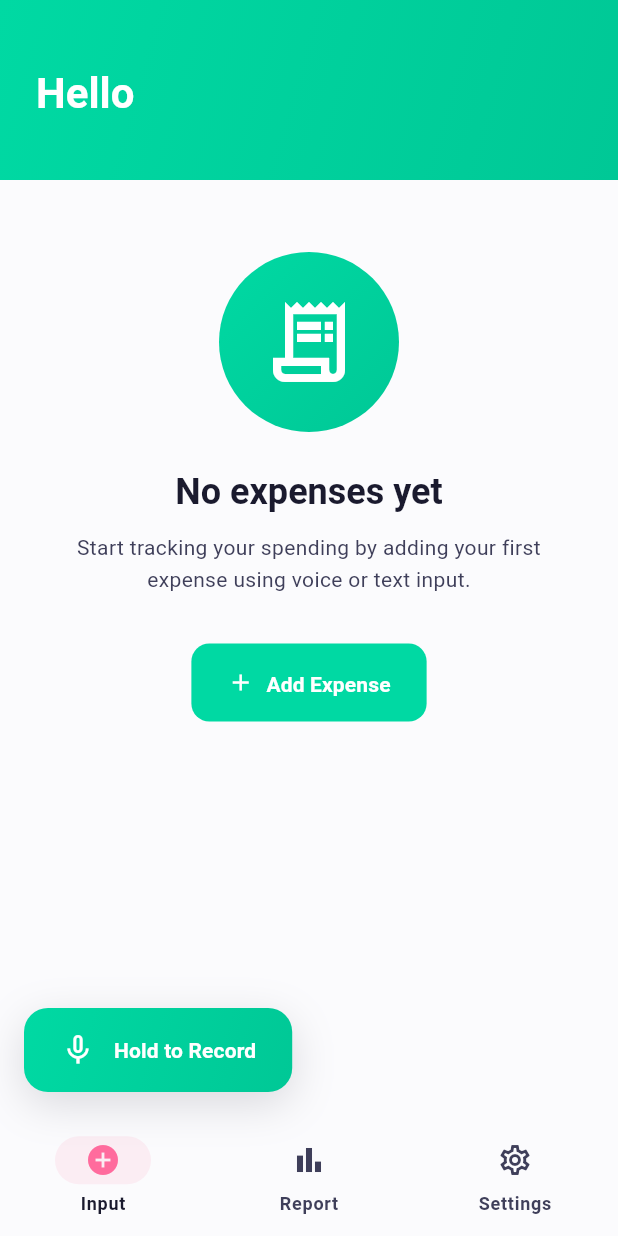
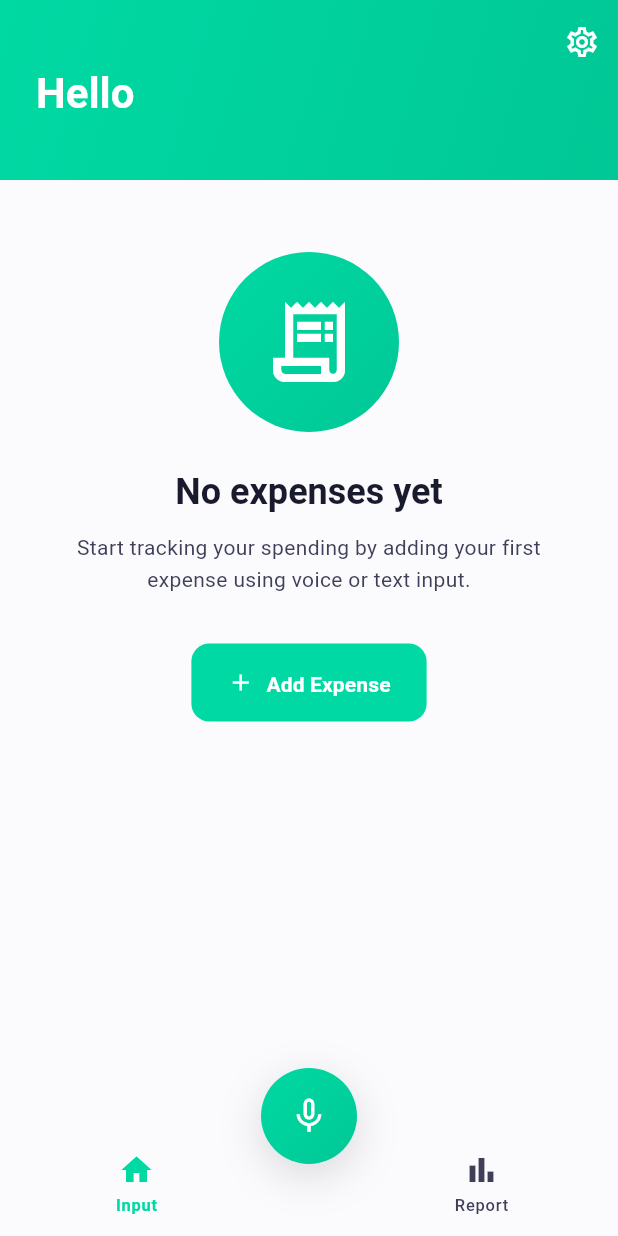
Before and after one commit to phanvantai/quick_spend, a Flutter app: the MainScreen screen opened directly, on a phone screen of 412 x 824 dp. Run offline on Flutter 3.47's test engine with Material 3 defaults, Android fonts, the phone set to English and light mode, and no system bars; our stand-ins replace cloud_firestore, easy_localization, firebase_ai, firebase_core, flutter_slidable, permission_handler and 3 more; accounts and stored records are empty.

Commit message:
feat: implement notched BottomAppBar with centered voice FAB
- Replace NavigationBar with BottomAppBar using CircularNotchedRectangle
- Remove Settings tab from bottom navigation (now only Home and Report)
- Add settings button to Home screen's SliverAppBar
- Voice FAB now docked in center of BottomAppBar with circular design
- Improved Material Design layout with proper FAB integration

```diff
--- a/lib/screens/home_screen.dart
+++ b/lib/screens/home_screen.dart
@@ -8,6 +8,7 @@ import '../theme/app_theme.dart';
 import '../widgets/common/empty_state.dart';
 import '../widgets/common/expense_card.dart';
 import 'package:flutter_slidable/flutter_slidable.dart';
+import 'settings_screen.dart';
 
 /// Home Screen showing expense list
 class HomeScreen extends StatefulWidget {
@@ -187,6 +188,20 @@ class _HomeScreenState extends State<HomeScreen> {
             floating: false,
             pinned: true,
             backgroundColor: AppTheme.primaryMint,
+            actions: [
+              IconButton(
+                icon: const Icon(Icons.settings_outlined, color: Colors.white),
+                onPressed: () {
+                  Navigator.push(
+                    context,
+                    MaterialPageRoute(
+                      builder: (context) => const SettingsScreen(),
+                    ),
+                  );
+                },
+                tooltip: context.tr('navigation.settings'),
+              ),
+            ],
             flexibleSpace: FlexibleSpaceBar(
               background: Container(
                 decoration: const BoxDecoration(
--- a/lib/screens/main_screen.dart
+++ b/lib/screens/main_screen.dart
@@ -11,7 +11,6 @@ import '../models/expense.dart';
 import '../theme/app_theme.dart';
 import 'home_screen.dart';
 import 'report_screen.dart';
-import 'settings_screen.dart';
 
 /// Main screen with bottom navigation bar and global voice input
 class MainScreen extends StatefulWidget {
@@ -45,7 +44,6 @@ class _MainScreenState extends State<MainScreen> with TickerProviderStateMixin {
     _screens = [
       const HomeScreen(),
       const ReportScreen(),
-      const SettingsScreen(),
     ];
 
     // Check permission status on init
@@ -529,43 +527,54 @@ class _MainScreenState extends State<MainScreen> with TickerProviderStateMixin {
     });
   }
 
+  Widget _buildBottomNavItem({
+    required IconData icon,
+    required IconData selectedIcon,
+    required String label,
+    required int index,
+  }) {
+    final isSelected = _currentIndex == index;
+    final theme = Theme.of(context);
+    final colorScheme = theme.colorScheme;
+
+    return Expanded(
+      child: InkWell(
+        onTap: () => _onTabTapped(index),
+        borderRadius: AppTheme.borderRadiusSmall,
+        child: Padding(
+          padding: const EdgeInsets.symmetric(vertical: AppTheme.spacing12),
+          child: Column(
+            mainAxisSize: MainAxisSize.min,
+            children: [
+              Icon(
+                isSelected ? selectedIcon : icon,
+                color: isSelected ? colorScheme.primary : colorScheme.onSurfaceVariant,
+                size: 24,
+              ),
+              const SizedBox(height: AppTheme.spacing4),
+              Text(
+                label,
+                style: theme.textTheme.labelSmall?.copyWith(
+                  color: isSelected ? colorScheme.primary : colorScheme.onSurfaceVariant,
+                  fontWeight: isSelected ? FontWeight.w600 : FontWeight.w500,
+                ),
+              ),
+            ],
+          ),
+        ),
+      ),
+    );
+  }
+
   @override
   Widget build(BuildContext context) {
     return Scaffold(
       body: Stack(
         children: [
           // Main content with tabs
-          Column(
-            children: [
-              Expanded(
-                child: IndexedStack(
-                  index: _currentIndex,
-                  children: _screens,
-                ),
-              ),
-              // Bottom navigation
-              NavigationBar(
-                selectedIndex: _currentIndex,
-                onDestinationSelected: _onTabTapped,
-                destinations: [
-                  NavigationDestination(
-                    icon: const Icon(Icons.add_circle_outline),
-                    selectedIcon: const Icon(Icons.add_circle),
-                    label: context.tr('navigation.input'),
-                  ),
-                  NavigationDestination(
-                    icon: const Icon(Icons.bar_chart_outlined),
-                    selectedIcon: const Icon(Icons.bar_chart),
-                    label: context.tr('navigation.report'),
-                  ),
-                  NavigationDestination(
-                    icon: const Icon(Icons.settings_outlined),
-                    selectedIcon: const Icon(Icons.settings),
-                    label: context.tr('navigation.settings'),
-                  ),
-                ],
-              ),
-            ],
+          IndexedStack(
+            index: _currentIndex,
+            children: _screens,
           ),
 
           // Full-screen recording overlay (covers everything including bottom nav)
@@ -695,33 +704,49 @@ class _MainScreenState extends State<MainScreen> with TickerProviderStateMixin {
                 ),
               ),
             ),
-
-          // Voice FAB positioned on the left above bottom nav
-          Positioned(
-            left: AppTheme.spacing16,
-            bottom: AppTheme.spacing16 + 80, // 80 is approximate height of NavigationBar
-            child: _buildVoiceFAB(),
-          ),
         ],
       ),
+      // Notched BottomAppBar with navigation items
+      bottomNavigationBar: BottomAppBar(
+        shape: const CircularNotchedRectangle(),
+        notchMargin: 8.0,
+        child: Row(
+          mainAxisAlignment: MainAxisAlignment.spaceAround,
+          children: [
+            _buildBottomNavItem(
+              icon: Icons.home_outlined,
+              selectedIcon: Icons.home,
+              label: context.tr('navigation.input'),
+              index: 0,
+            ),
+            const SizedBox(width: 80), // Space for the FAB
+            _buildBottomNavItem(
+              icon: Icons.bar_chart_outlined,
+              selectedIcon: Icons.bar_chart,
+              label: context.tr('navigation.report'),
+              index: 1,
+            ),
+          ],
+        ),
+      ),
+      // Voice FAB docked in the center
+      floatingActionButton: _buildVoiceFAB(),
+      floatingActionButtonLocation: FloatingActionButtonLocation.centerDocked,
     );
   }
 
   Widget _buildVoiceFAB() {
-    final String buttonText;
     final IconData buttonIcon;
     final Gradient buttonGradient;
     final VoidCallback? onTapAction;
     final bool enableHold;
 
     if (_isRecording) {
-      buttonText = context.tr('home.recording');
       buttonIcon = Icons.mic;
       buttonGradient = AppTheme.accentGradient;
       onTapAction = null;
       enableHold = true;
     } else if (_hasRequiredPermissions()) {
-      buttonText = context.tr('voice.hold_to_record');
       buttonIcon = Icons.mic_none;
       buttonGradient = AppTheme.primaryGradient;
       onTapAction = () {
@@ -734,7 +759,6 @@ class _MainScreenState extends State<MainScreen> with TickerProviderStateMixin {
       };
       enableHold = true;
     } else if (_shouldShowDisabled()) {
-      buttonText = context.tr('voice.voice_disabled');
       buttonIcon = Icons.mic_off;
       buttonGradient = LinearGradient(
         colors: [AppTheme.error, AppTheme.error.withValues(alpha: 0.8)],
@@ -742,7 +766,6 @@ class _MainScreenState extends State<MainScreen> with TickerProviderStateMixin {
       onTapAction = _showPermissionDeniedDialog;
       enableHold = false;
     } else {
-      buttonText = context.tr('voice.tap_to_enable');
       buttonIcon = Icons.mic_off;
       buttonGradient = AppTheme.primaryGradient;
       onTapAction = _requestPermission;
@@ -760,37 +783,23 @@ class _MainScreenState extends State<MainScreen> with TickerProviderStateMixin {
             }
           : null,
       child: Container(
+        width: 64,
+        height: 64,
         decoration: BoxDecoration(
           gradient: buttonGradient,
-          borderRadius: BorderRadius.circular(AppTheme.radiusLarge),
+          shape: BoxShape.circle,
           boxShadow: AppTheme.shadowLarge,
         ),
         child: Material(
           color: Colors.transparent,
+          shape: const CircleBorder(),
           child: InkWell(
             onTap: onTapAction,
-            borderRadius: BorderRadius.circular(AppTheme.radiusLarge),
-            child: Padding(
-              padding: const EdgeInsets.symmetric(
-                horizontal: AppTheme.spacing24,
-                vertical: AppTheme.spacing16,
-              ),
-              child: Row(
-                mainAxisSize: MainAxisSize.min,
-                children: [
-                  Icon(
-                    buttonIcon,
-                    color: Colors.white,
-                  ),
-                  const SizedBox(width: AppTheme.spacing12),
-                  Text(
-                    buttonText,
-                    style: Theme.of(context).textTheme.labelLarge?.copyWith(
-                          color: Colors.white,
-                        ),
-                  ),
-                ],
-              ),
+            customBorder: const CircleBorder(),
+            child: Icon(
+              buttonIcon,
+              color: Colors.white,
+              size: 28,
             ),
           ),
         ),
```
